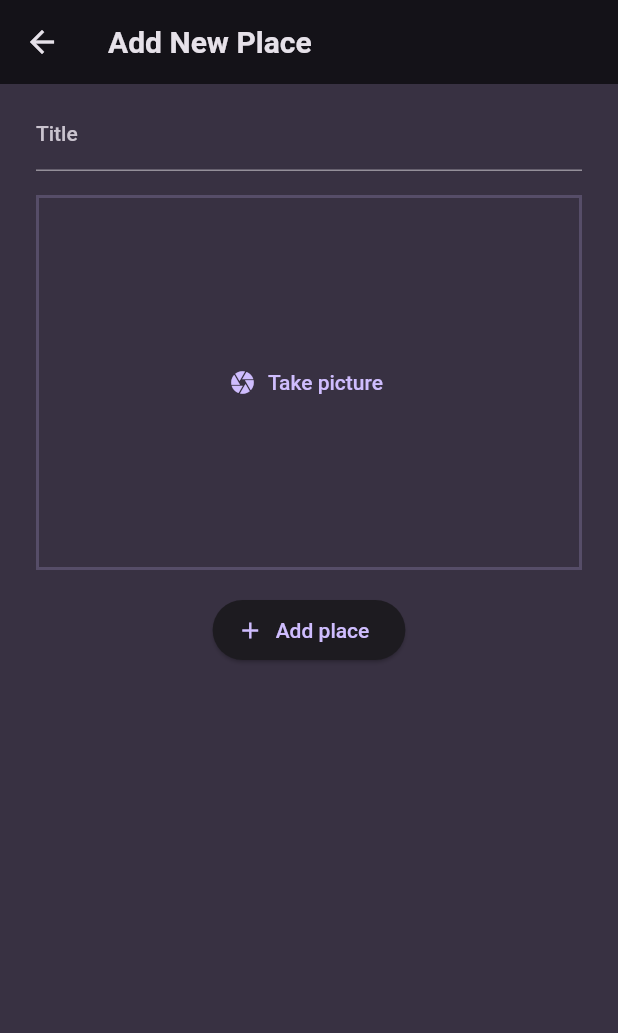
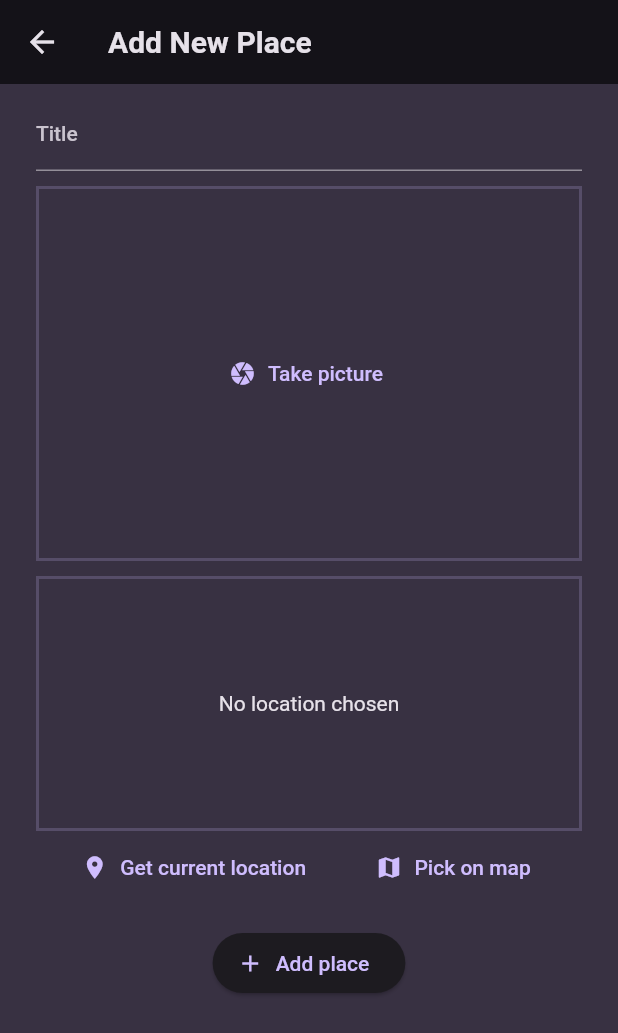
Before and after one commit to khwoat/flutter_course-favorite_place_app, a Flutter app: the AddingPlaceScreen screen opened directly, on a phone screen of 412 x 824 dp. Shown: the top 1033 px of the screen. Run offline on Flutter 3.47's test engine with Material 2 defaults, Android fonts, the phone set to English and light mode, and no system bars; our stand-ins replace flutter_riverpod, google_fonts, image_picker, location.

Commit message:
Add location feature (not finish yet)

```diff
--- /dev/null
+++ b/lib/constants/api.dart
@@ -0,0 +1,18 @@
+import 'package:favorite_place_app/models/place.dart';
+import 'package:location/location.dart';
+
+const apiKey = 'AIzaSyDSs_J0jP5C6GASKvQo0rMy6AoV2c6h78w';
+
+const mapApiHost = 'https://maps.googleapis.com/maps/api';
+
+String locationImageUrl(PlaceLocation location) {
+  final lat = location.latitude;
+  final lng = location.longtitude;
+  return '$mapApiHost/staticmap?center=$lat,$lng&zoom=13&size=600x300&maptype=roadmap&markers=color:red%7Clabel:A%7C$lat,$lng&key=$apiKey';
+}
+
+String geoCodeUrl(LocationData locationData) {
+  final lat = locationData.latitude ?? 0.0;
+  final lng = locationData.longitude ?? 0.0;
+  return '$mapApiHost/geocode/json?address=$lat,$lng&key=$apiKey';
+}
--- a/lib/models/place.dart
+++ b/lib/models/place.dart
@@ -8,9 +8,23 @@ class Place {
   Place({
     required this.title,
     required this.image,
+    required this.location,
   }) : id = uuid.v4();
 
   final String id;
   final String title;
   final File image;
+  final PlaceLocation location;
 }
+
+class PlaceLocation {
+  const PlaceLocation({
+    required this.latitude,
+    required this.longtitude,
+    required this.address,
+  });
+
+  final double latitude;
+  final double longtitude;
+  final String address;
+}
--- a/lib/screens/adding_place_screen.dart
+++ b/lib/screens/adding_place_screen.dart
@@ -3,6 +3,7 @@ import 'dart:io';
 import 'package:favorite_place_app/models/place.dart';
 import 'package:favorite_place_app/providers/your_places_provider.dart';
 import 'package:favorite_place_app/widgets/image_input.dart';
+import 'package:favorite_place_app/widgets/location_input.dart';
 import 'package:flutter/material.dart';
 import 'package:flutter_riverpod/flutter_riverpod.dart';
 
@@ -19,16 +20,8 @@ class _AddingPlaceScreenState extends ConsumerState<AddingPlaceScreen> {
   final _formKey = GlobalKey<FormState>();
 
   final _titleController = TextEditingController();
-
-  late final YourPlacesNotifier _yourPlacesNotifier;
-
   File? _selectedImage;
-
-  @override
-  void initState() {
-    _yourPlacesNotifier = ref.read(yourPlacesProvider.notifier);
-    super.initState();
-  }
+  PlaceLocation? _selectedLocation;
 
   @override
   void dispose() {
@@ -37,10 +30,16 @@ class _AddingPlaceScreenState extends ConsumerState<AddingPlaceScreen> {
   }
 
   void _addPlace() {
-    if (_formKey.currentState!.validate()) {
-      _yourPlacesNotifier.addNewPlace(
-        Place(title: _titleController.text.trim(), image: _selectedImage!),
-      );
+    if (_formKey.currentState!.validate() &&
+        _selectedImage != null &&
+        _selectedLocation != null) {
+      ref.read(yourPlacesProvider.notifier).addNewPlace(
+            Place(
+              title: _titleController.text.trim(),
+              image: _selectedImage!,
+              location: _selectedLocation!,
+            ),
+          );
       Navigator.of(context).pop();
     }
   }
@@ -51,7 +50,7 @@ class _AddingPlaceScreenState extends ConsumerState<AddingPlaceScreen> {
       appBar: AppBar(
         title: const Text('Add New Place'),
       ),
-      body: Padding(
+      body: SingleChildScrollView(
         padding: const EdgeInsets.symmetric(
           vertical: 10,
           horizontal: 24,
@@ -79,12 +78,19 @@ class _AddingPlaceScreenState extends ConsumerState<AddingPlaceScreen> {
                   return null;
                 },
               ),
-              const SizedBox(height: 16),
+              const SizedBox(height: 10),
 
               //Image input
               ImageInput(
                 onSelectImage: (image) {
                   _selectedImage = image;
+                },
+              ),
+              const SizedBox(height: 10),
+
+              LocationInput(
+                onSelectLocation: (location) {
+                  _selectedLocation = location;
                 },
               ),
               const SizedBox(height: 16),
--- /dev/null
+++ b/lib/widgets/location_input.dart
@@ -0,0 +1,142 @@
+import 'dart:convert';
+
+import 'package:favorite_place_app/constants/api.dart';
+import 'package:favorite_place_app/models/place.dart';
+import 'package:flutter/material.dart';
+import 'package:location/location.dart';
+
+import 'package:http/http.dart' as http;
+
+class LocationInput extends StatefulWidget {
+  const LocationInput({
+    super.key,
+    required this.onSelectLocation,
+  });
+
+  final void Function(PlaceLocation location) onSelectLocation;
+
+  @override
+  State<LocationInput> createState() => _LocationInputState();
+}
+
+class _LocationInputState extends State<LocationInput> {
+  PlaceLocation? _pickedLocation;
+  bool _isGettingLocation = false;
+
+  void _getCurrentLocation() async {
+    Location location = Location();
+
+    bool serviceEnabled;
+    PermissionStatus permissionGranted;
+    LocationData? locationData;
+
+    serviceEnabled = await location.serviceEnabled();
+    if (!serviceEnabled) {
+      serviceEnabled = await location.requestService();
+      if (!serviceEnabled) {
+        return;
+      }
+    }
+
+    permissionGranted = await location.hasPermission();
+    if (permissionGranted == PermissionStatus.denied) {
+      permissionGranted = await location.requestPermission();
+      if (permissionGranted != PermissionStatus.granted) {
+        return;
+      }
+    }
+
+    setState(() {
+      _isGettingLocation = true;
+    });
+
+    locationData = await location.getLocation();
+
+    final lat = locationData.latitude ?? 0.0;
+    final lng = locationData.longitude ?? 0.0;
+    final url = Uri.parse(geoCodeUrl(locationData));
+
+    final response = await http.get(url);
+    final resData = jsonDecode(response.body);
+
+    final address = resData['results'][0]['formatted_address'];
+
+    setState(() {
+      _pickedLocation = PlaceLocation(
+        latitude: lat,
+        longtitude: lng,
+        address: address,
+      );
+      _isGettingLocation = false;
+    });
+
+    widget.onSelectLocation(_pickedLocation!);
+  }
+
+  @override
+  Widget build(BuildContext context) {
+    return Column(
+      children: [
+        _PreviewMap(
+          placeLocation: _pickedLocation,
+          isGettingLocation: _isGettingLocation,
+        ),
+        Row(
+          mainAxisAlignment: MainAxisAlignment.spaceEvenly,
+          children: [
+            TextButton.icon(
+              onPressed: _getCurrentLocation,
+              icon: const Icon(Icons.location_on),
+              label: const Text('Get current location'),
+            ),
+            TextButton.icon(
+              onPressed: () {},
+              icon: const Icon(Icons.map),
+              label: const Text('Pick on map'),
+            ),
+          ],
+        )
+      ],
+    );
+  }
+}
+
+class _PreviewMap extends StatelessWidget {
+  const _PreviewMap({
+    required this.placeLocation,
+    required this.isGettingLocation,
+  });
+
+  final PlaceLocation? placeLocation;
+  final bool isGettingLocation;
+
+  @override
+  Widget build(BuildContext context) {
+    return Container(
+      height: 170,
+      width: double.infinity,
+      alignment: Alignment.center,
+      decoration: BoxDecoration(
+        border: Border.all(
+          width: 2,
+          color: Theme.of(context).colorScheme.primary.withOpacity(0.2),
+        ),
+      ),
+      child: (isGettingLocation)
+          ? const CircularProgressIndicator()
+          : (placeLocation != null)
+              ? Image.network(
+                  locationImageUrl(placeLocation!),
+                  fit: BoxFit.cover,
+                  height: double.infinity,
+                  width: double.infinity,
+                )
+              : Text(
+                  'No location chosen',
+                  style: Theme.of(context).textTheme.bodyMedium!.copyWith(
+                        color: Theme.of(context).colorScheme.onBackground,
+                      ),
+                ),
+    );
+  }
+}
--- a/pubspec.yaml
+++ b/pubspec.yaml
@@ -33,7 +33,10 @@ dependencies:
     sdk: flutter
   flutter_riverpod: ^2.3.6
   google_fonts: ^5.1.0
+  google_maps_flutter: ^2.3.1
+  http: ^1.1.0
   image_picker: ^1.0.0
+  location: ^5.0.0
   uuid: ^3.0.7
 
 dev_dependencies:
```
Also changed, not shown: lib/screens/place_detail_screen.dart (+51 -5 lines), lib/screens/your_places_screen.dart (+10 -0 lines), pubspec.lock, 5 other files.
